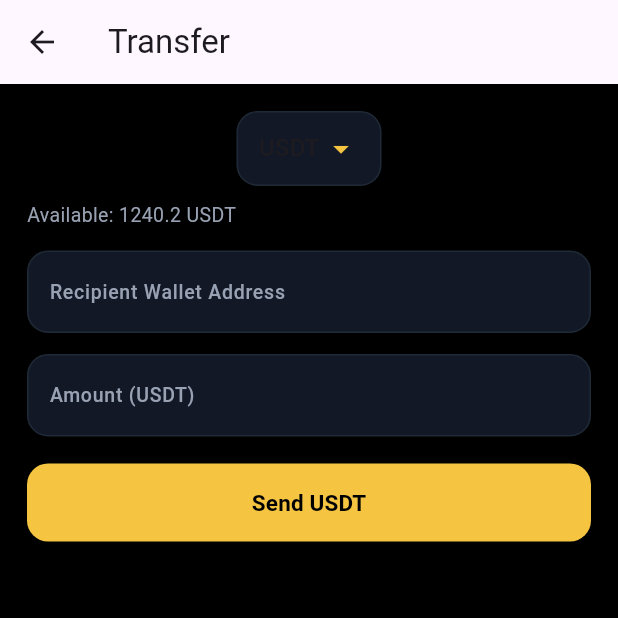
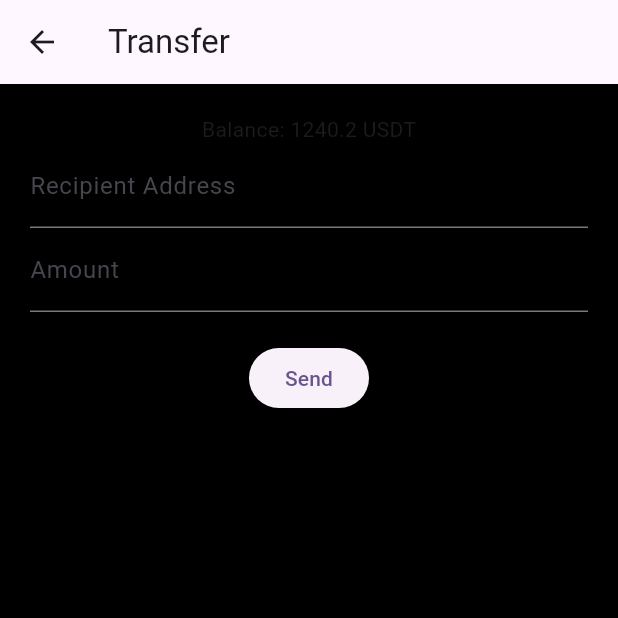
Before and after one commit to uisaac767-png/coinceller, a Flutter app: the TransferScreen screen opened directly, on a phone screen of 412 x 824 dp, the top half of it. Run offline on Flutter 3.47's test engine with Material 3 defaults, Android fonts, the phone set to English and light mode, and no system bars; statements that could not run were skipped.

Commit message:
Refactor transfer screen UI and validation logic

```diff
--- a/lib/screens/transfer_screen.dart
+++ b/lib/screens/transfer_screen.dart
@@ -1,8 +1,4 @@
 import 'package:flutter/material.dart';
-import '../theme/bybit_theme.dart';
-import '../widgets/custom_button.dart';
-import '../widgets/custom_text_field.dart';
-import '../widgets/dropdown_field.dart';
 import '../services/wallet_service.dart';
 
 class TransferScreen extends StatefulWidget {
@@ -16,45 +12,22 @@ class _TransferScreenState extends State<TransferScreen> {
   final amountController = TextEditingController();
   final walletController = TextEditingController();
   String selectedCoin = "USDT";
-  final coins = ["USDT", "BTC", "ETH", "TRON"];
 
   void sendNow() {
+    final amount = double.tryParse(amountController.text) ?? 0;
     final address = walletController.text.trim();
-    final amount = double.tryParse(amountController.text.trim()) ?? 0;
 
-    if (address.isEmpty) {
+    if (address.isEmpty || amount <= 0) {
       ScaffoldMessenger.of(context).showSnackBar(
-        const SnackBar(
-          content: Text("Enter recipient wallet address"),
-          backgroundColor: BybitTheme.danger,
-        ),
+        const SnackBar(content: Text("Invalid details")),
       );
       return;
     }
 
-    final ok = WalletService.transfer(selectedCoin, amount, address);
-
-    if (!ok) {
-      final current = WalletService.coinBalances[selectedCoin] ?? 0;
-      ScaffoldMessenger.of(context).showSnackBar(
-        SnackBar(
-          content: Text("Insufficient Balance! You have $current $selectedCoin"),
-          backgroundColor: BybitTheme.danger,
-        ),
-      );
-      return;
-    }
-
-    ScaffoldMessenger.of(context).showSnackBar(
-      SnackBar(
-        content: Text("Sent $amount $selectedCoin successfully"),
-        backgroundColor: BybitTheme.success,
-      ),
-    );
-
+    WalletService.transfer(selectedCoin, amount, address);
     amountController.clear();
     walletController.clear();
-    setState(() {}); // refresh balance
+    setState(() {});
   }
 
   @override
@@ -64,43 +37,25 @@ class _TransferScreenState extends State<TransferScreen> {
     return Scaffold(
       appBar: AppBar(title: const Text("Transfer")),
       body: Padding(
-        padding: const EdgeInsets.all(18),
+        padding: const EdgeInsets.all(20),
         child: Column(
           children: [
-            DropdownField<String>(
-              value: selectedCoin,
-              items: coins
-                  .map((c) => DropdownMenuItem(value: c, child: Text(c)))
-                  .toList(),
-              onChanged: (v) => setState(() => selectedCoin = v ?? "USDT"),
+            Text("Balance: $balance $selectedCoin"),
+            TextField(
+              controller: walletController,
+              decoration:
+                  const InputDecoration(labelText: "Recipient Address"),
             ),
-            const SizedBox(height: 10),
-            Align(
-              alignment: Alignment.centerLeft,
-              child: Text(
-                "Available: $balance $selectedCoin",
-                style: const TextStyle(
-                  color: BybitTheme.subText,
-                  fontSize: 13,
-                ),
-              ),
-            ),
-            const SizedBox(height: 14),
-            CustomTextField(
-              controller: walletController,
-              hintText: "Recipient Wallet Address",
-            ),
-            const SizedBox(height: 14),
-            CustomTextField(
+            TextField(
               controller: amountController,
-              hintText: "Amount ($selectedCoin)",
+              decoration: const InputDecoration(labelText: "Amount"),
               keyboardType: TextInputType.number,
             ),
-            const SizedBox(height: 18),
-            CustomButton(
-              text: "Send $selectedCoin",
+            const SizedBox(height: 20),
+            ElevatedButton(
               onPressed: sendNow,
-            ),
+              child: const Text("Send"),
+            )
           ],
         ),
       ),
```
